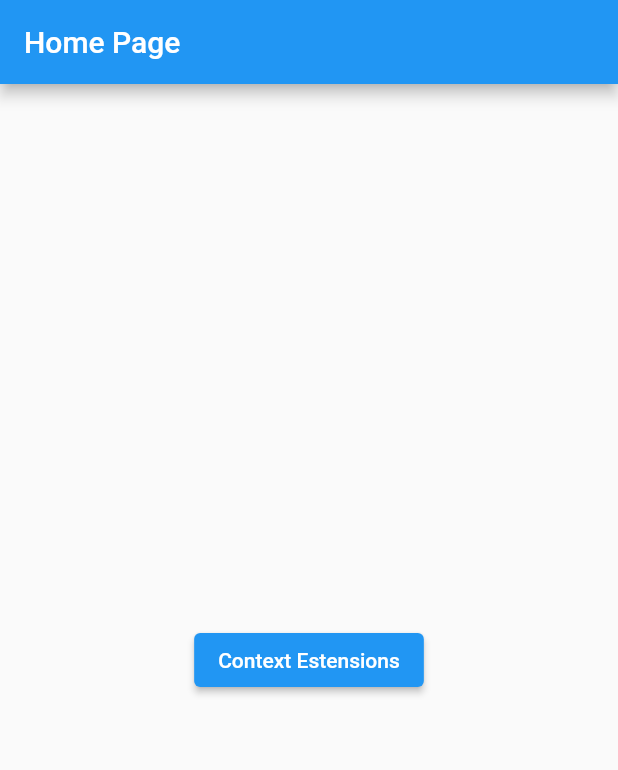
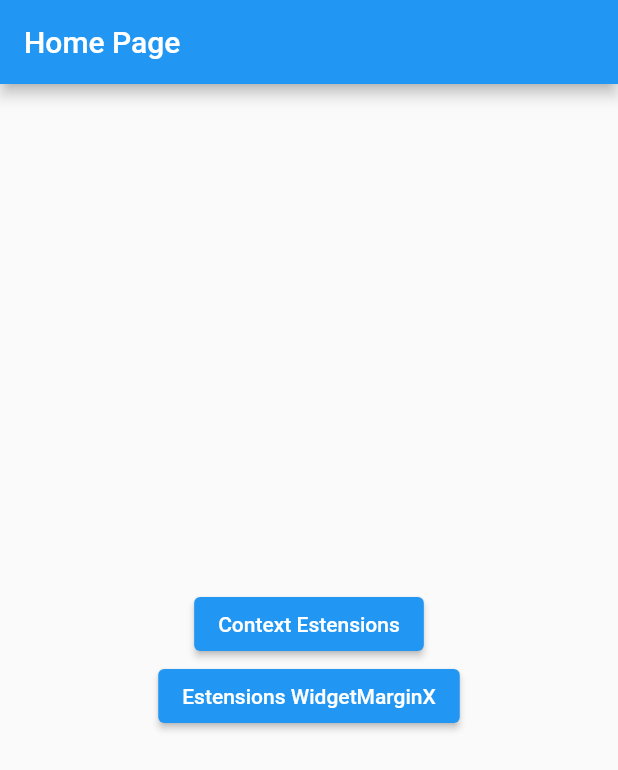
Before and after one commit to wahlfernando/get_ui_utils, a Flutter app: the screen it shows after launch, on a phone screen of 412 x 824 dp. Shown: the top 770 px of the screen. Run offline on Flutter 3.47's test engine with Material 2 defaults, Android fonts, the light colour scheme and no system bars; our stand-ins replace get.

Commit message:
Inclusão do widget_margin_x_page com várias possibilidades

```diff
--- a/lib/main.dart
+++ b/lib/main.dart
@@ -2,6 +2,7 @@ import 'package:flutter/material.dart';
 import 'package:get/get.dart';
 import 'package:get_ui_utils/context_ext_page/context_ext_page.dart';
 import 'package:get_ui_utils/pages/home_page.dart';
+import 'package:get_ui_utils/widget_margin_x/widget_margin_x_page.dart';
 
 void main() {
   runApp(const MyApp());
@@ -19,8 +20,18 @@ class MyApp extends StatelessWidget {
         primarySwatch: Colors.blue,
       ),
       getPages: [
-        GetPage(name: '/', page: () => const HomePage(),),
-        GetPage(name: '/context_ext', page: () => const ContextExtPage(),),
+        GetPage(
+          name: '/',
+          page: () => const HomePage(),
+        ),
+        GetPage(
+          name: '/context_ext',
+          page: () => const ContextExtPage(),
+        ),
+        GetPage(
+          name: '/widget_margin_x_page',
+          page: () => const WidgetMarginXPage(),
+        ),
       ],
     );
   }
--- a/lib/pages/home_page.dart
+++ b/lib/pages/home_page.dart
@@ -18,8 +18,15 @@ class HomePage extends StatelessWidget {
               onPressed: () {
                 Get.toNamed('context_ext');
               },
-              child: Text('Context Estensions'),
-            )
+              child: const Text('Context Estensions'),
+            ),
+            ElevatedButton(
+              onPressed: () {
+                Get.toNamed('widget_margin_x_page');
+              },
+              child: const Text('Estensions WidgetMarginX'),
+            ),
+
           ],
         ),
       ),
```
Also changed, not shown: lib/widget_margin_x/widget_margin_x_page.dart (added, +33 -0 lines), 7 other files.
